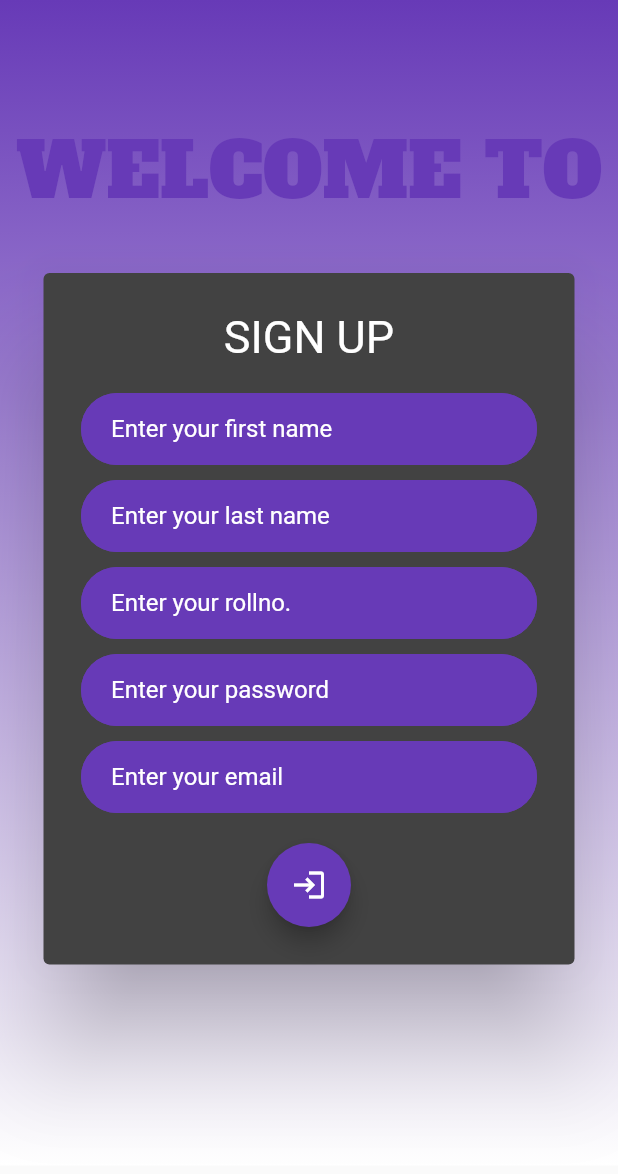
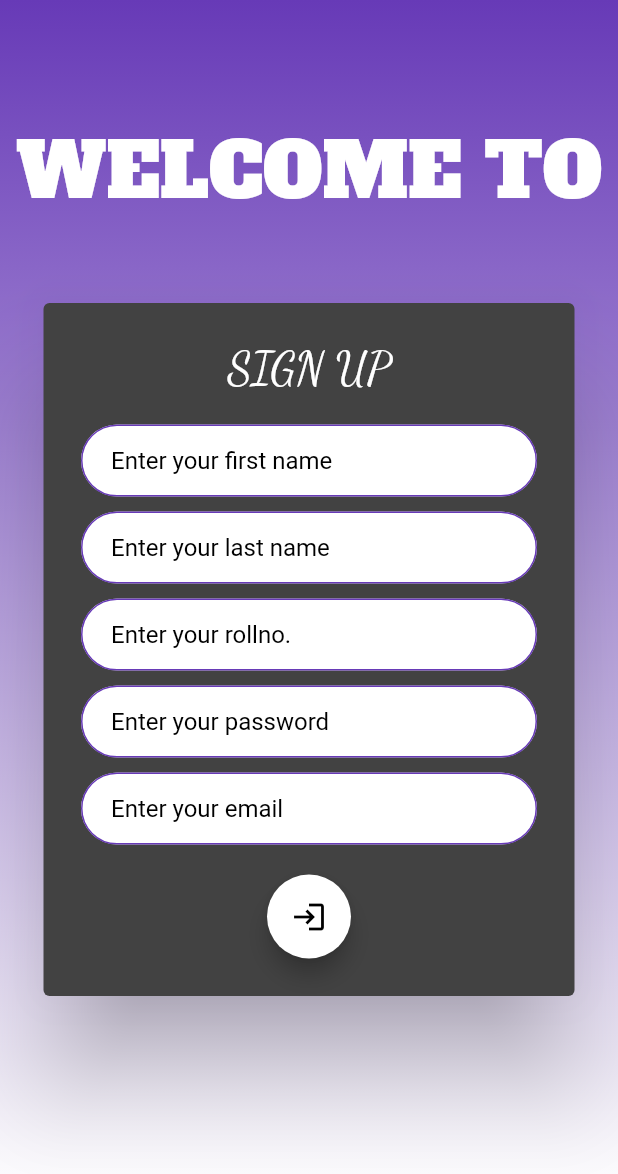
Before and after one commit to monstie/lms, a Flutter app: the screen it shows after launch, after a tap on "Sign up", on a phone screen of 412 x 824 dp. Shown: the top 1174 px of the screen. Run offline on Flutter 3.47's test engine with Material 2 defaults, Android fonts, the phone set to English and light mode, and no system bars; our stand-ins replace animated_text_kit, google_fonts, shared_preferences; network calls fail.

```diff
--- a/lib/loginscreen.dart
+++ b/lib/loginscreen.dart
@@ -481,7 +481,7 @@ class _loginscreenState extends State<loginscreen> {
             cursorColor: Colors.black,
             style: TextStyle(color: Colors.white70),
             decoration: InputDecoration(
-              icon: Icon(Icons.edit, color: Colors.white70),
+              icon: Icon(Icons.edit, color: Colors.white),
               hintText: "Roll No.",
               border: UnderlineInputBorder(borderSide: BorderSide(color: Colors.white70)),
               hintStyle: TextStyle(color: Colors.white70),
@@ -494,7 +494,7 @@ class _loginscreenState extends State<loginscreen> {
             obscureText: true,
             style: TextStyle(color: Colors.white70),
             decoration: InputDecoration(
-              icon: Icon(Icons.lock, color: Colors.white70),
+              icon: Icon(Icons.lock, color: Colors.white),
               hintText: "Password",
               border: UnderlineInputBorder(borderSide: BorderSide(color: Colors.white70)),
               hintStyle: TextStyle(color: Colors.white70),
@@ -510,8 +510,10 @@ class _loginscreenState extends State<loginscreen> {
     return Container(
       margin: EdgeInsets.only(top: 50.0),
       padding: EdgeInsets.symmetric(horizontal: 20.0, vertical: 30.0),
-      child: Text("LIBRARY",
-          style: TextStyle(color: Colors.white70, fontSize: 40.0, fontWeight: FontWeight.bold)),
+      child: Center(
+        child: Text("LIBRARY",
+            style: GoogleFonts.breeSerif(fontSize: 50, color: Colors.white)),
+      ),
     );
   }
 }
--- a/lib/main.dart
+++ b/lib/main.dart
@@ -13,12 +13,10 @@ class libraryms extends StatelessWidget {
       home: loginscreen(),
       initialRoute:loginscreen.id,
       routes:{
-       // WelcomeScreen.id: (contest) => WelcomeScreen(),
         loginscreen.id: (contest) => loginscreen(),
         Signup.id: (contest) => Signup(),
         MainPage.id: (contest) => MainPage(),
         booklist.id: (contest) => booklist(),
-        //ChatScreen.id: (contest) => ChatScreen(),
       } ,
     );
   }
--- a/lib/signup.dart
+++ b/lib/signup.dart
@@ -7,7 +7,7 @@ import 'package:flutter/material.dart';
 import 'package:google_fonts/google_fonts.dart';
 import 'package:animated_text_kit/animated_text_kit.dart';
 
-//import 'package:library_ms/loginscreen.dart';
+import 'package:library_ms/loginscreen.dart';
 import 'package:http/http.dart' as http;
 
 String rollno, first_name, last_name, password, email;
@@ -88,7 +88,7 @@ class SignupState extends State<Signup> {
                       text: ["WELCOME TO", "YOUR", "LIBRARY"],
                       textStyle: TextStyle(fontSize: 50.0, fontFamily: "Alfa"),
                       colors: [
-                        Colors.deepPurple,
+                        Colors.white,
                         Colors.blue,
                         Colors.black,
                         Colors.white,
@@ -97,7 +97,7 @@ class SignupState extends State<Signup> {
                       alignment: AlignmentDirectional.topStart // or Alignment.topLeft
                       ),
                   SizedBox(
-                    height: 30.0,
+                    height: 50.0,
                   ),
 
                   Padding(
@@ -109,7 +109,7 @@ class SignupState extends State<Signup> {
                         padding: EdgeInsets.all(25.0),
                         child: Column(
                           children: <Widget>[
-                            Text('SIGN UP', style: GoogleFonts.spectralSC(fontSize: 30, color: Colors.white)),
+                            Text('SIGN UP', style: GoogleFonts.dancingScript(fontSize: 30, color: Colors.white)),
 //                        Container(
 //                          decoration: BoxDecoration(
 //                            color: Colors.deepPurple,
@@ -173,9 +173,11 @@ class SignupState extends State<Signup> {
                               onPressed: () {
                                 // Add your onPressed code here!
                                 postdata(rollno, first_name, last_name, email, password);
+                                Navigator.pushNamed(context, loginscreen.id);
+
                               },
-                              child: Icon(Icons.login),
-                              backgroundColor: Colors.deepPurple,
+                              child: Icon(Icons.login,color: Colors.black,),
+                              backgroundColor: Colors.white,
                             ),
                           ],
                         ),
@@ -204,7 +206,7 @@ class SignupState extends State<Signup> {
 
 const kTextFieldDecoration = InputDecoration(
   hintText: 'Enter Roll Number',
-  hintStyle: TextStyle(color: Colors.white),
+  hintStyle: TextStyle(color: Colors.black),
   contentPadding: EdgeInsets.symmetric(vertical: 10.0, horizontal: 20.0),
   border: OutlineInputBorder(
     borderRadius: BorderRadius.all(Radius.circular(32.0)),
@@ -217,6 +219,6 @@ const kTextFieldDecoration = InputDecoration(
     borderSide: BorderSide(color: Colors.deepPurple, width: 2.0),
     borderRadius: BorderRadius.all(Radius.circular(32.0)),
   ),
-  fillColor: Colors.deepPurple,
+  fillColor: Colors.white,
   filled: true,
 );
```
Also changed, not shown: lib/booklist.dart (+51 -2 lines), lib/dashboard.dart (+23 -45 lines).
